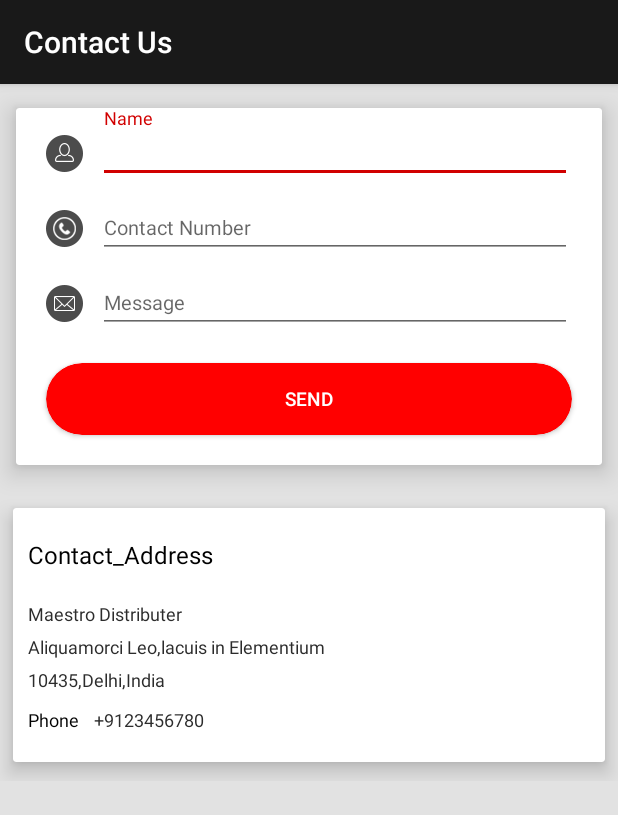
After one commit to vikesh-jhajhria/Maesta, an Android app: the layout activity_contact_us.xml on its own in the app's theme, with its tools: preview values and no code run, on a phone screen of 412 x 824 dp. The commit adds this screen. Shown: the top 815 px of the screen. Run offline under Robolectric (Android 15) with nearby library versions, the light colour scheme and no system bars.

Commit message:
16-07-2016

```diff
--- /dev/null
+++ b/app/src/main/res/layout/activity_contact_us.xml
@@ -0,0 +1,291 @@
+<?xml version="1.0" encoding="utf-8"?>
+<android.support.design.widget.CoordinatorLayout xmlns:android="http://schemas.android.com/apk/res/android"
+    xmlns:app="http://schemas.android.com/apk/res-auto"
+    android:layout_width="match_parent"
+    android:layout_height="match_parent"
+    android:background="@color/bg_color"
+    android:fitsSystemWindows="true">
+
+    <android.support.design.widget.AppBarLayout
+        android:id="@+id/appbar"
+        android:layout_width="match_parent"
+        android:layout_height="wrap_content">
+
+        <android.support.v7.widget.Toolbar
+            android:id="@+id/toolbar"
+            android:layout_width="match_parent"
+            android:layout_height="?attr/actionBarSize"
+            android:background="@color/colorPrimary"
+            app:popupTheme="@style/ThemeOverlay.AppCompat.Light"
+            app:title="@string/contact_us"
+            app:titleTextColor="@color/white" />
+
+    </android.support.design.widget.AppBarLayout>
+
+    <LinearLayout
+        android:layout_width="match_parent"
+        android:layout_height="wrap_content"
+        android:layout_marginTop="?actionBarSize"
+        android:orientation="vertical">
+
+        <android.support.v7.widget.CardView
+            android:layout_width="match_parent"
+            android:layout_height="wrap_content"
+            app:cardBackgroundColor="@color/white"
+            app:cardElevation="@dimen/margin_10"
+            app:cardUseCompatPadding="true"
+            app:layout_behavior="@string/appbar_scrolling_view_behavior">
+
+            <LinearLayout
+                android:layout_width="match_parent"
+                android:layout_height="wrap_content"
+                android:gravity="center_vertical"
+                android:orientation="vertical">
+
+                <LinearLayout
+                    android:id="@+id/name_linear"
+                    android:layout_width="match_parent"
+                    android:layout_height="wrap_content"
+                    android:layout_marginLeft="@dimen/margin_20"
+                    android:layout_marginRight="@dimen/margin_20"
+                    android:gravity="center_vertical"
+                    android:orientation="horizontal">
+
+                    <ImageView
+                        android:id="@+id/img_name"
+                        android:layout_width="wrap_content"
+                        android:layout_height="wrap_content"
+                        android:layout_marginTop="@dimen/margin_5"
+                        android:src="@drawable/username" />
+
+                    <RelativeLayout
+                        android:layout_width="wrap_content"
+                        android:layout_height="wrap_content"
+                        android:layout_marginLeft="@dimen/margin_10">
+
+                        <android.support.design.widget.TextInputLayout
+                            android:id="@+id/pass_name_input"
+                            android:layout_width="match_parent"
+                            android:layout_height="wrap_content">
+
+
+                            <EditText
+                                android:id="@+id/et_name"
+                                android:layout_width="match_parent"
+                                android:layout_height="wrap_content"
+                                android:layout_alignParentTop="true"
+
+                                android:hint="@string/name"
+                                android:inputType="text"
+                                android:singleLine="true"
+                                android:textSize="@dimen/font_22" />
+
+                        </android.support.design.widget.TextInputLayout>
+
+                    </RelativeLayout>
+
+
+                </LinearLayout>
+
+
+                <LinearLayout
+                    android:id="@+id/contact_linear"
+                    android:layout_width="match_parent"
+                    android:layout_height="wrap_content"
+                    android:layout_marginLeft="@dimen/margin_20"
+                    android:layout_marginRight="@dimen/margin_20"
+                    android:gravity="center_vertical"
+                    android:orientation="horizontal">
+
+                    <ImageView
+                        android:id="@+id/img_contact"
+                        android:layout_width="wrap_content"
+                        android:layout_height="wrap_content"
+                        android:layout_marginTop="@dimen/margin_5"
+                        android:src="@drawable/contact_number" />
+
+                    <RelativeLayout
+
+                        android:layout_width="wrap_content"
+                        android:layout_height="wrap_content"
+                        android:layout_marginLeft="@dimen/margin_10">
+
+                        <android.support.design.widget.TextInputLayout
+                            android:id="@+id/new_contact_input"
+                            android:layout_width="match_parent"
+                            android:layout_height="wrap_content">
+
+
+                            <EditText
+                                android:id="@+id/et_contact"
+                                android:layout_width="match_parent"
+                                android:layout_height="wrap_content"
+                                android:layout_alignParentTop="true"
+                                android:hint="@string/contact"
+                                android:inputType="number"
+                                android:singleLine="true"
+                                android:textColor="@color/textColorPrimary"
+                                android:textSize="@dimen/font_22" />
+
+                        </android.support.design.widget.TextInputLayout>
+
+                    </RelativeLayout>
+                </LinearLayout>
+
+                <LinearLayout
+                    android:id="@+id/msg_linear"
+                    android:layout_width="match_parent"
+                    android:layout_height="wrap_content"
+                    android:layout_marginLeft="@dimen/margin_20"
+                    android:layout_marginRight="@dimen/margin_20"
+                    android:gravity="center_vertical"
+                    android:orientation="horizontal">
+
+                    <ImageView
+                        android:id="@+id/img_msg"
+                        android:layout_width="wrap_content"
+                        android:layout_height="wrap_content"
+                        android:layout_marginTop="@dimen/margin_5"
+                        android:src="@drawable/message" />
+
+                    <RelativeLayout
+                        android:layout_width="wrap_content"
+                        android:layout_height="wrap_content"
+                        android:layout_marginLeft="@dimen/margin_10">
+
+                        <android.support.design.widget.TextInputLayout
+                            android:id="@+id/new_msg_input"
+                            android:layout_width="match_parent"
+                            android:layout_height="wrap_content">
+
+
+                            <EditText
+                                android:id="@+id/et_msg"
+                                android:layout_width="match_parent"
+                                android:layout_height="wrap_content"
+                                android:layout_alignParentTop="true"
+                                android:hint="@string/msg"
+                                android:inputType="text"
+                                android:singleLine="true"
+                                android:textColor="@color/textColorPrimary"
+                                android:textSize="@dimen/font_22" />
+
+                        </android.support.design.widget.TextInputLayout>
+
+                    </RelativeLayout>
+                </LinearLayout>
+
+                <android.support.v7.widget.CardView
+
+                    android:id="@+id/btn_pass_card"
+                    android:layout_width="match_parent"
+                    android:layout_height="wrap_content"
+                    android:layout_gravity="bottom"
+                    android:layout_margin="20dp"
+                    android:clickable="false"
+                    app:cardBackgroundColor="@color/redButtonColor"
+                    app:cardCornerRadius="@dimen/margin_25"
+                    app:cardUseCompatPadding="false">
+
+                    <Button
+
+                        android:id="@+id/btn_mobile_change"
+                        android:layout_width="match_parent"
+                        android:layout_height="wrap_content"
+                        android:background="@null"
+                        android:text="@string/send"
+                        android:textColor="@color/white"
+                        android:textSize="@dimen/font_20" />
+
+                </android.support.v7.widget.CardView>
+
+
+            </LinearLayout>
+
+        </android.support.v7.widget.CardView>
+
+
+        <android.support.v7.widget.CardView
+
+            android:layout_width="match_parent"
+            android:layout_height="wrap_content"
+            app:cardBackgroundColor="@color/white"
+            app:cardElevation="@dimen/margin_8"
+            app:cardUseCompatPadding="true"
+            app:layout_behavior="@string/appbar_scrolling_view_behavior">
+
+            <LinearLayout
+                android:layout_width="match_parent"
+
+                android:layout_height="wrap_content"
+                android:orientation="vertical">
+
+
+                <TextView
+                    android:layout_width="match_parent"
+                    android:layout_height="wrap_content"
+                    android:layout_marginLeft="@dimen/margin_10"
+                    android:layout_marginTop="@dimen/margin_20"
+                    android:text="@string/contact_adres"
+                    android:textColor="@color/colorPrimaryDark"
+                    android:textSize="@dimen/font_28" />
+
+                <TextView
+                    android:layout_width="wrap_content"
+                    android:layout_height="wrap_content"
+                    android:layout_marginLeft="10dp"
+                    android:layout_marginTop="@dimen/margin_20"
+
+                    android:text="@string/maesta_distributor"
+                    android:textColor="@color/textColorSecondary"
+                    android:textSize="@dimen/font_18" />
+
+                <TextView
+                    android:layout_width="match_parent"
+                    android:layout_height="wrap_content"
+                    android:layout_marginLeft="@dimen/margin_10"
+                    android:layout_marginTop="@dimen/margin_5"
+                    android:text="@string/distributor_adres"
+                    android:textColor="@color/textColorSecondary"
+
+                    android:textSize="@dimen/font_18" />
+
+                <TextView
+                    android:layout_width="match_parent"
+                    android:layout_height="wrap_content"
+                    android:layout_marginLeft="@dimen/margin_10"
+                    android:layout_marginTop="@dimen/margin_5"
+                    android:text="@string/adres_city"
+                    android:textColor="@color/textColorSecondary"
+
+                    android:textSize="@dimen/font_18" />
+
+                <LinearLayout
+                    android:layout_width="match_parent"
+                    android:layout_height="wrap_content"
+                    android:orientation="horizontal">
+
+                    <TextView
+                        android:layout_width="wrap_content"
+                        android:layout_height="wrap_content"
+                        android:layout_marginLeft="@dimen/margin_10"
+                        android:layout_marginTop="@dimen/margin_10"
+                        android:text="@string/phone"
+                        android:textColor="@color/colorPrimaryDark"
+
+                        android:textSize="@dimen/font_18" />
+
+                    <TextView
+                        android:layout_width="wrap_content"
+                        android:layout_height="wrap_content"
+                        android:layout_marginBottom="@dimen/margin_20"
+                        android:layout_marginLeft="10dp"
+                        android:layout_marginTop="@dimen/margin_10"
+                        android:text="@string/phone_number"
+                        android:textColor="@color/textColorSecondary"
+                        android:textSize="@dimen/font_18" />
+                </LinearLayout>
+            </LinearLayout>
+        </android.support.v7.widget.CardView>
+    </LinearLayout>
+</android.support.design.widget.CoordinatorLayout>
--- a/app/src/main/res/values/colors.xml
+++ b/app/src/main/res/values/colors.xml
@@ -10,5 +10,6 @@
     <color name="hLineColor">#bababa</color>
     <color name="green">#1b9100</color>
     <color name="textColorSecondary">#2c2c2c</color>
+
     <color name="textWhite">#fffefe</color>
 </resources>
--- a/app/src/main/res/values/strings.xml
+++ b/app/src/main/res/values/strings.xml
@@ -8,5 +8,17 @@
 <!--Aboutus-->
     <string name="aboutus"> About Us</string>
     <string name="terms_condition">Terms and Conditions</string>
+    <string name="contact_us">Contact Us</string>
+    <string name="name">Name</string>
+    <string name="contact">Contact Number</string>
+    <string name="msg">Message</string>
+    <string name="send">Send</string>
+    <string name="contact_adres">Contact_Address</string>
+    <string name="maesta_distributor">Maestro Distributer</string>
+    <string name="distributor_adres">Aliquamorci Leo,lacuis in Elementium</string>
+    <string name="adres_city">10435,Delhi,India</string>
+    <string name="phone">Phone</string>
+    <string name="phone_number">+9123456780</string>
+    <string name="status">Status:</string>
 
 </resources>
```
Also changed, not shown: app/src/main/res/layout/activity_order_history.xml (added, +74 -0 lines), app/src/main/res/layout/activity_order_history_detail.xml (added, +92 -0 lines), app/src/main/res/layout/activity_product_subcatogary.xml (added, +64 -0 lines), app/src/main/res/layout/activity_terms_condition.xml (+22 -17 lines), app/src/main/res/layout/item_product_subcategary.xml (added, +35 -0 lines).
